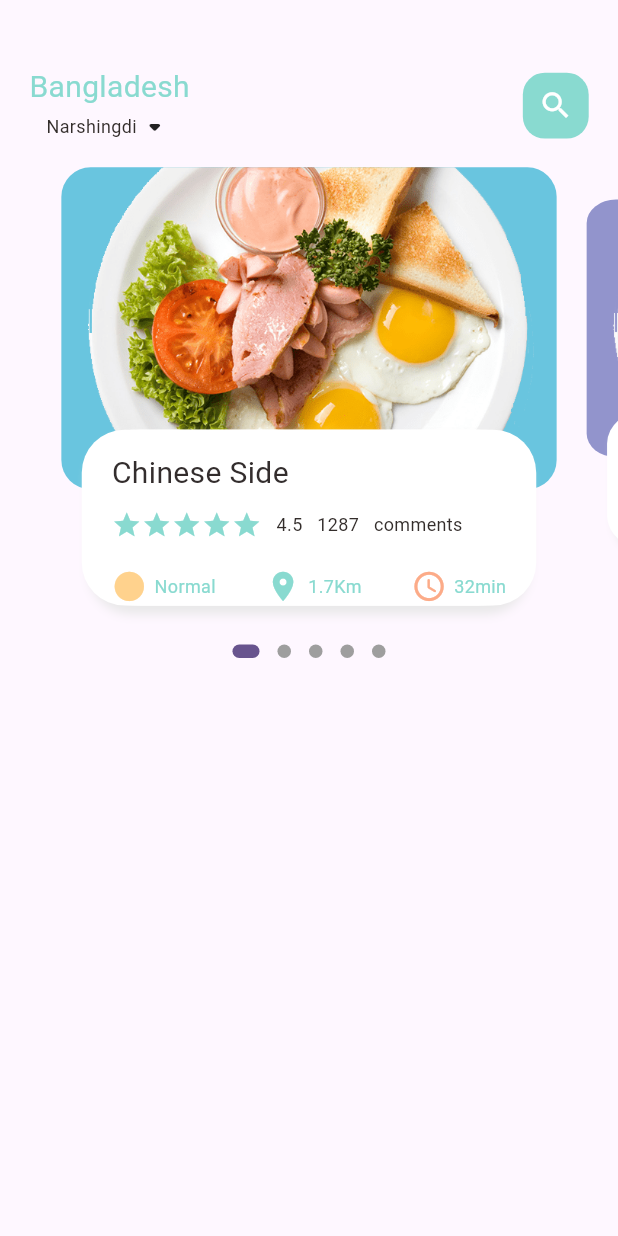
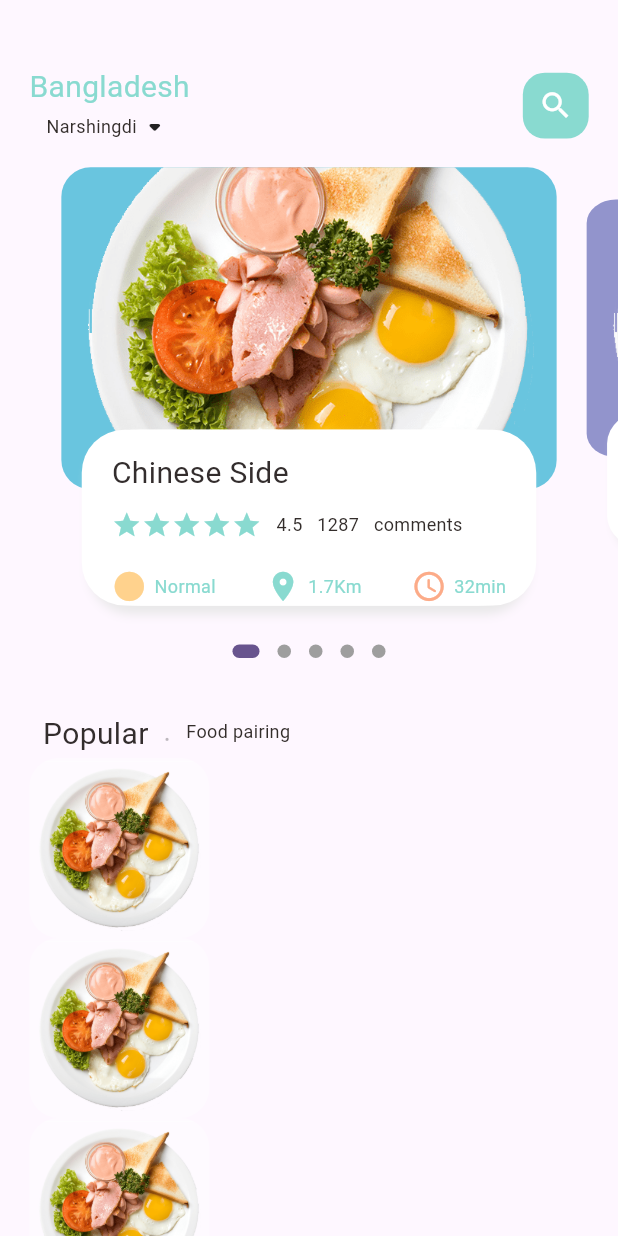
Before and after one commit to aliozer0/Food-Delivery-App, a Flutter app: the screen it shows after launch, on a phone screen of 412 x 824 dp. Run offline on Flutter 3.47's test engine with Material 2 defaults, Android fonts, the phone set to English and light mode, and no system bars; drawn by our look-alikes of dots_indicator; our stand-ins replace get.

Commit message:
popular ListView added

```diff
--- a/lib/home/food_page_body.dart
+++ b/lib/home/food_page_body.dart
@@ -65,6 +65,64 @@ class _FoodPageBodyState extends State<FoodPageBody> {
         SizedBox(
           height: Dimensions.height30,
         ),
+        Container(
+          margin: EdgeInsets.only(left: Dimensions.width30),
+          child: Row(
+            children: [
+              BigText(text: "Popular"),
+              SizedBox(
+                width: Dimensions.width10,
+              ),
+              Container(
+                margin: const EdgeInsets.only(
+                  bottom: 3,
+                ),
+                child: BigText(
+                  text: ".",
+                  color: Colors.black26,
+                ),
+              ),
+              SizedBox(
+                width: Dimensions.width10,
+              ),
+              Container(
+                margin: const EdgeInsets.only(
+                  bottom: 2,
+                ),
+                child: SmallText(
+                  text: "Food pairing",
+                  color: AppColors.mainBlackColor,
+                ),
+              ),
+            ],
+          ),
+        ),
+        Container(
+          height: 700,
+          child: ListView.builder(
+            itemCount: 10,
+            itemBuilder: (context, index) {
+              return Container(
+                margin: EdgeInsets.only(
+                    left: Dimensions.width20, right: Dimensions.width20),
+                child: Row(
+                  children: [
+                    Container(
+                      width: 120,
+                      height: 120,
+                      decoration: BoxDecoration(
+                          borderRadius:
+                              BorderRadius.circular(Dimensions.radius20),
+                          color: Colors.white38,
+                          image: DecorationImage(
+                              image: AssetImage("lib/assets/image/food1.png"))),
+                    )
+                  ],
+                ),
+              );
+            },
+          ),
+        )
       ],
     );
   }
```
Also changed, not shown: 2 other files.
